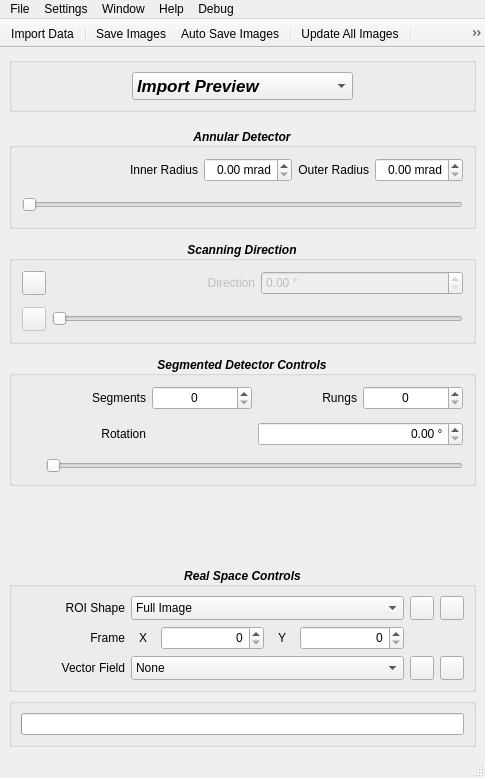
Above: gui/Quant4D_FigForm.ui from bryandesser/pyQuant4D before the change. Below: the same form after it.
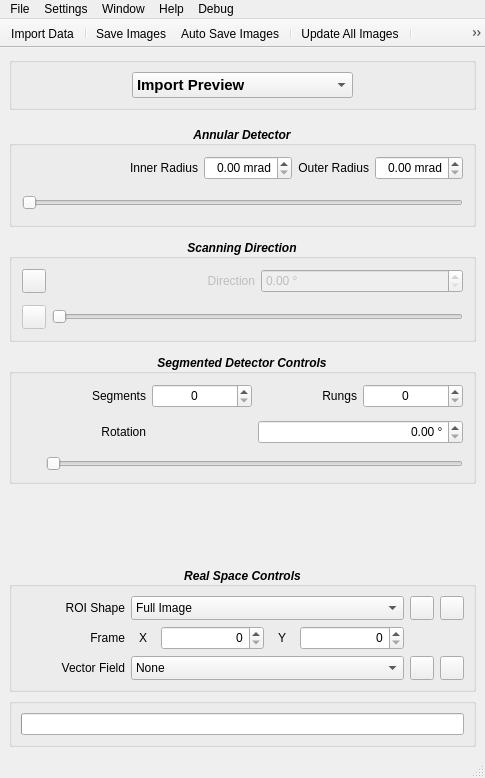
That is the form after the change. Icons and pictures are not drawn. Custom widgets are drawn as their Qt base class.

Diff of the .ui file:
```diff
--- a/gui/Quant4D_FigForm.ui
+++ b/gui/Quant4D_FigForm.ui
@@ -443,9 +443,9 @@
           <widget class="QComboBox" name="DetrMode">
            <property name="font">
             <font>
-             <pointsize>13</pointsize>
+             <pointsize>11</pointsize>
              <weight>75</weight>
-             <italic>true</italic>
+             <italic>false</italic>
              <bold>true</bold>
             </font>
            </property>
```
